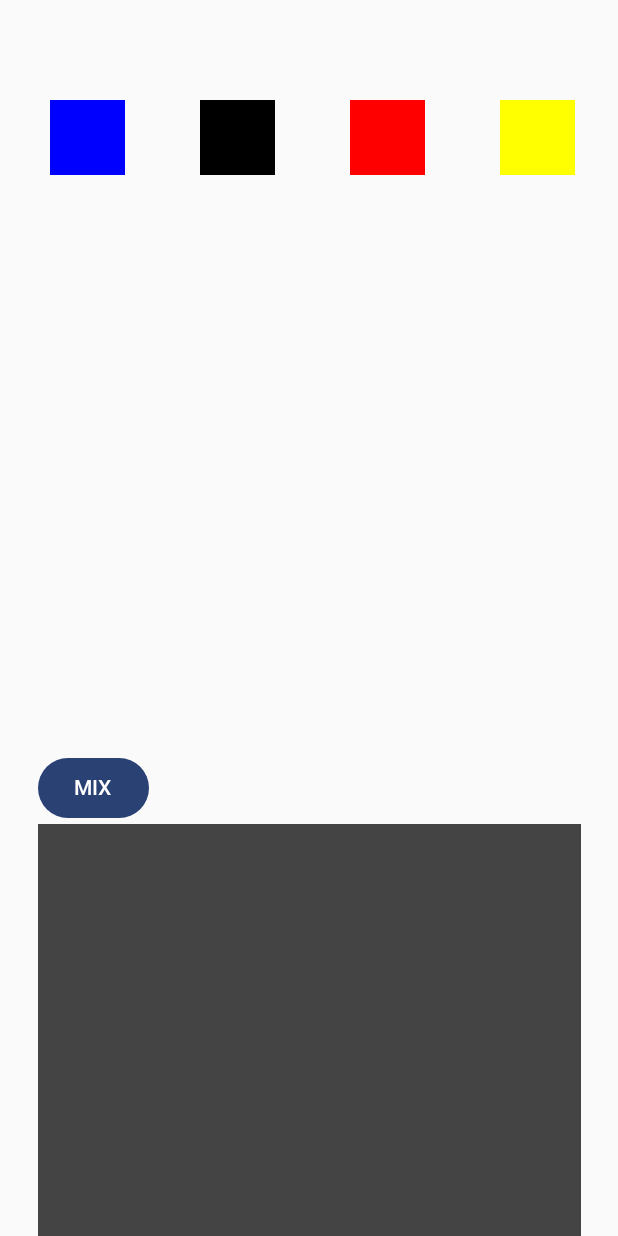
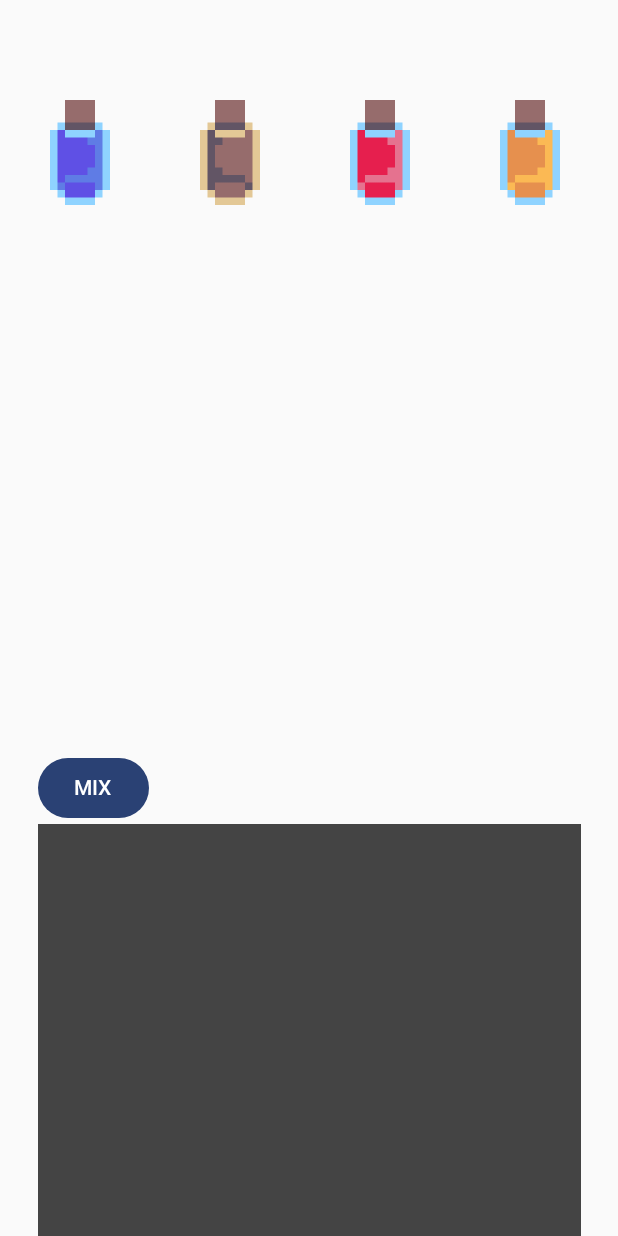
Before and after one commit to Margo63/Alchemist, an Android app built with Jetpack Compose: the screen it shows after launch (MainActivity), on a phone screen of 412 x 824 dp. Run offline under Robolectric (Android 15) with nearby library versions, the phone set to English and light mode, and no system bars.

Commit message:
add image

```diff
--- a/app/src/main/java/com/example/alchemist/MainActivity.kt
+++ b/app/src/main/java/com/example/alchemist/MainActivity.kt
@@ -5,6 +5,7 @@ import android.util.Log
 import androidx.activity.ComponentActivity
 import androidx.activity.compose.setContent
 import androidx.activity.enableEdgeToEdge
+import androidx.compose.foundation.Image
 import androidx.compose.foundation.background
 import androidx.compose.foundation.gestures.detectDragGestures
 import androidx.compose.foundation.layout.Box
@@ -28,8 +29,10 @@ import androidx.compose.ui.Alignment
 import androidx.compose.ui.Modifier
 import androidx.compose.ui.graphics.Color
 import androidx.compose.ui.input.pointer.pointerInput
+import androidx.compose.ui.layout.ContentScale
 import androidx.compose.ui.platform.LocalConfiguration
 import androidx.compose.ui.platform.LocalDensity
+import androidx.compose.ui.res.painterResource
 import androidx.compose.ui.tooling.preview.Preview
 import androidx.compose.ui.unit.IntOffset
 import androidx.compose.ui.unit.dp
@@ -51,11 +54,11 @@ class MainActivity : ComponentActivity() {
 //список для всех зелий
 var listBottle =
     mutableStateListOf(
-        Bottle(50f,100f, Color.Blue),
-        Bottle(200f,100f, Color.Black),
-        Bottle(350f,100f, Color.Red),
-        Bottle(500f,100f, Color.Yellow),
-        Bottle(650f,100f, Color.Green)
+        Bottle(50f,100f, Color.Blue,R.drawable.blue),
+        Bottle(200f,100f, Color.Black, R.drawable.black),
+        Bottle(350f,100f, Color.Red, R.drawable.red),
+        Bottle(500f,100f, Color.Yellow, R.drawable.yellow),
+        Bottle(650f,100f, Color.Green, R.drawable.green)
     )
 
 
@@ -64,7 +67,7 @@ var listBottle =
 var listBottlesInBoiler = mutableListOf<Bottle>()
 
 //дата класс для зелья (координаты и цвет)
-data class Bottle(val offsetX:Float,val offsetY: Float, val color: Color)
+data class Bottle(val offsetX:Float,val offsetY: Float, val color: Color,val img:Int)
 //у каждого зелья одинаковая логика
 // если зелье попало в котел,  то оно удаляется из списка доступных зелий и добавляется в список с использованными зельями
 @Composable
@@ -78,8 +81,8 @@ private fun DragBottle( bottle: Bottle, index:Int){
     Box(
         Modifier
             .offset { IntOffset(offsetX.roundToInt(), offsetY.roundToInt()) }
-            .background(bottle.color)
-            .size(50.dp)
+            //.background(bottle.color)
+            .size(40.dp, 70.dp)
             .pointerInput(Unit) {
                 detectDragGestures(
                     //движение
@@ -95,7 +98,12 @@ private fun DragBottle( bottle: Bottle, index:Int){
                         ) {
                             listBottlesInBoiler.add(bottle)
                             //listBottle.remove(bottle)
-                            Log.d("BOTTLE", listBottle.toList().toString())
+                            Log.d(
+                                "BOTTLE",
+                                listBottle
+                                    .toList()
+                                    .toString()
+                            )
                             Log.d("BOTTLE", listBottlesInBoiler.toString())
                         } else {
                             offsetX = bottle.offsetX
@@ -104,7 +112,10 @@ private fun DragBottle( bottle: Bottle, index:Int){
                     }
                 )
             }
-    )
+    ){
+        Image(painter = painterResource(id = bottle.img), contentDescription = null,
+            contentScale = ContentScale.Crop, modifier = Modifier.fillMaxSize())
+    }
 
 }
 
@@ -128,26 +139,26 @@ private fun Alchemist(){
                     if(listBottlesInBoiler.size==2){
                         if(listBottlesInBoiler.any { it.color == Color.Red } &&
                             listBottlesInBoiler.any { it.color == Color.Blue }){
-                            listBottle.add(Bottle(800f,100f, Color.Magenta))
+                            listBottle.add(Bottle(800f,100f, Color.Magenta, R.drawable.magenta))
                         }
                         if(listBottlesInBoiler.any { it.color == Color.Yellow } &&
                             listBottlesInBoiler.any { it.color == Color.Blue }){
-                            listBottle.add(Bottle(50f,250f, Color.Cyan))
+                            listBottle.add(Bottle(50f,250f, Color.Cyan, R.drawable.cyan))
                         }
                         if(listBottlesInBoiler.any { it.color == Color.Red } &&
                             listBottlesInBoiler.any { it.color == Color.Green }){
-                            listBottle.add(Bottle(200f,250f, Color.DarkGray))
+                            listBottle.add(Bottle(200f,250f, Color.DarkGray, R.drawable.dark_gray))
                         }
                         if(listBottlesInBoiler.any { it.color == Color.Green } &&
                             listBottlesInBoiler.any { it.color == Color.Yellow }){
-                            listBottle.add(Bottle(350f,250f, Color.White))
+                            listBottle.add(Bottle(350f,250f, Color.White, R.drawable.white))
                         }
                         if(listBottlesInBoiler.any { it.color == Color.Black } ){
-                            listBottle.add(Bottle(500f,250f, Color.Black))
+                            listBottle.add(Bottle(500f,250f, Color.Black, R.drawable.black))
                         }
                     }else{
                         if(listBottlesInBoiler.size!=0)
-                            listBottle.add(Bottle(650f,250f, Color.Black))
+                            listBottle.add(Bottle(650f,250f, Color.Black, R.drawable.black))
                     }
 
                     listBottlesInBoiler.clear()
```
Also changed, not shown: app/src/main/res/drawable/black.png (added), app/src/main/res/drawable/blue.png (added), app/src/main/res/drawable/cyan.png (added), app/src/main/res/drawable/dark_gray.png (added), app/src/main/res/drawable/green.png (added), app/src/main/res/drawable/magenta.png (added), app/src/main/res/drawable/red.png (added), app/src/main/res/drawable/white.png (added), app/src/main/res/drawable/yellow.png (added).
